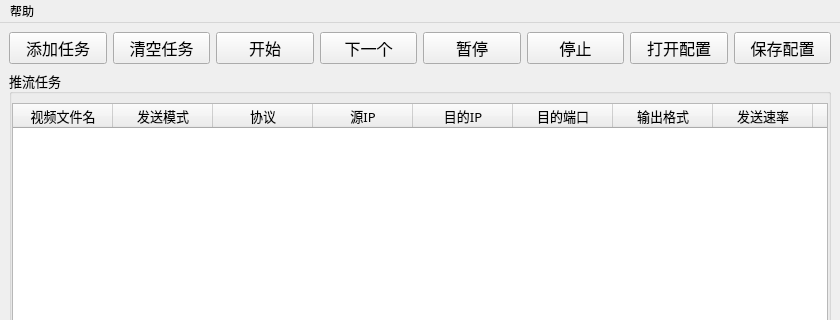
Qt form ui/MainWindow.ui (Reinering/stream-sender) before a commit; both pictures show x 0 to 840 and y 0 to 320 of the 840 by 461 pixel window.
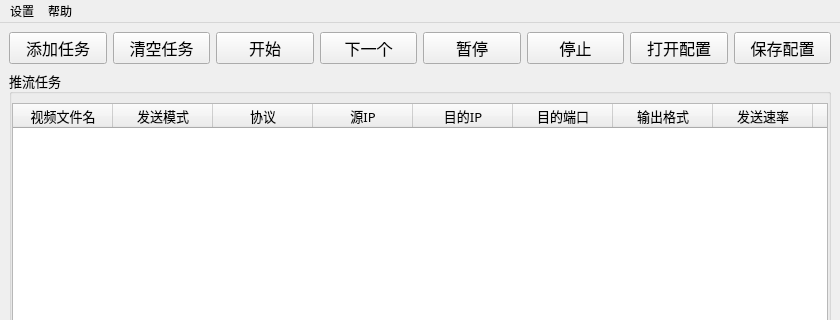
The same form after that commit.

The edit to the form file:
```diff
--- a/ui/MainWindow.ui
+++ b/ui/MainWindow.ui
@@ -280,10 +280,17 @@
      </font>
     </property>
     <property name="title">
+     <string>设置</string>
+    </property>
+    <addaction name="action_exePath"/>
+   </widget>
+   <widget class="QMenu" name="menu_2">
+    <property name="title">
      <string>帮助</string>
     </property>
    </widget>
    <addaction name="menu"/>
+   <addaction name="menu_2"/>
   </widget>
  </widget>
  <resources/>
```
Left out of the diff: 5 changed lines with no effect on the pictures.
